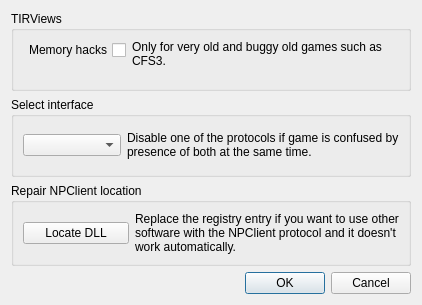
Above: proto-ft/ftnoir_ftcontrols.ui from opentrack/opentrack before the change. Below: the same form after it.
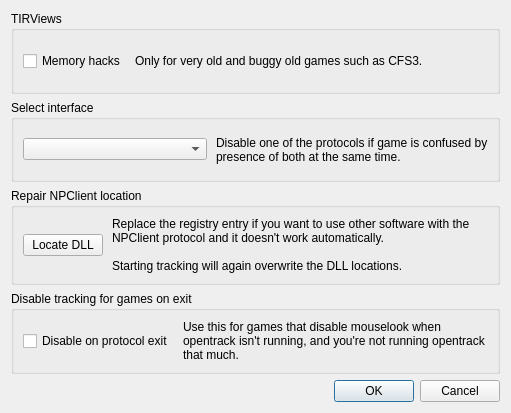
That is the form after the change. Icons and pictures are not drawn.

Commit message:
proto/ft: make clear registry path on quit optional
Make clearing the dll path optional, defaulting to false. See previous
commit.

It has a side effect of games started before opentrack not seeing any
dll path, and loading nothing. That is, opentrack only functions when
tracking is started before a game is started.

Issue: #332

Diff of the .ui file:
```diff
--- a/proto-ft/ftnoir_ftcontrols.ui
+++ b/proto-ft/ftnoir_ftcontrols.ui
@@ -12,8 +12,8 @@
    <rect>
     <x>0</x>
     <y>0</y>
-    <width>422</width>
-    <height>305</height>
+    <width>511</width>
+    <height>413</height>
    </rect>
   </property>
   <property name="sizePolicy">
@@ -42,10 +42,47 @@
    <bool>false</bool>
   </property>
   <layout class="QGridLayout" name="gridLayout_2">
+   <item row="1" column="0">
+    <widget class="QGroupBox" name="groupBox_3">
+     <property name="sizePolicy">
+      <sizepolicy hsizetype="Preferred" vsizetype="Preferred">
+       <horstretch>0</horstretch>
+       <verstretch>0</verstretch>
+      </sizepolicy>
+     </property>
+     <property name="title">
+      <string>Select interface</string>
+     </property>
+     <property name="alignment">
+      <set>Qt::AlignJustify|Qt::AlignTop</set>
+     </property>
+     <property name="flat">
+      <bool>false</bool>
+     </property>
+     <layout class="QHBoxLayout" name="horizontalLayout_3">
+      <property name="spacing">
+       <number>9</number>
+      </property>
+      <item>
+       <widget class="QComboBox" name="cbxSelectInterface"/>
+      </item>
+      <item>
+       <widget class="QLabel" name="label_8">
+        <property name="text">
+         <string>Disable one of the protocols if game is confused by presence of both at the same time.</string>
+        </property>
+        <property name="wordWrap">
+         <bool>true</bool>
+        </property>
+       </widget>
+      </item>
+     </layout>
+    </widget>
+   </item>
    <item row="0" column="0">
     <widget class="QGroupBox" name="groupBox">
      <property name="sizePolicy">
-      <sizepolicy hsizetype="MinimumExpanding" vsizetype="MinimumExpanding">
+      <sizepolicy hsizetype="Preferred" vsizetype="Preferred">
        <horstretch>0</horstretch>
        <verstretch>0</verstretch>
       </sizepolicy>
@@ -59,18 +96,24 @@
      <property name="flat">
       <bool>false</bool>
      </property>
-     <layout class="QFormLayout" name="formLayout_2">
-      <item row="0" column="0">
+     <layout class="QHBoxLayout" name="horizontalLayout_4">
+      <property name="spacing">
+       <number>9</number>
+      </property>
+      <item>
        <widget class="QCheckBox" name="chkTIRViews">
-        <property name="layoutDirection">
-         <enum>Qt::RightToLeft</enum>
+        <property name="sizePolicy">
+         <sizepolicy hsizetype="Maximum" vsizetype="Fixed">
+          <horstretch>0</horstretch>
+          <verstretch>0</verstretch>
+         </sizepolicy>
         </property>
         <property name="text">
          <string>Memory hacks</string>
         </property>
        </widget>
       </item>
-      <item row="0" column="1">
+      <item>
        <widget class="QLabel" name="label_2">
         <property name="text">
          <string>Only for very old and buggy old games such as CFS3.</string>
@@ -92,7 +135,7 @@
    <item row="2" column="0">
     <widget class="QGroupBox" name="groupBox_4">
      <property name="sizePolicy">
-      <sizepolicy hsizetype="Expanding" vsizetype="Expanding">
+      <sizepolicy hsizetype="Preferred" vsizetype="Preferred">
        <horstretch>0</horstretch>
        <verstretch>0</verstretch>
       </sizepolicy>
@@ -106,18 +149,29 @@
      <property name="flat">
       <bool>false</bool>
      </property>
-     <layout class="QGridLayout" name="gridLayout">
-      <item row="0" column="0">
+     <layout class="QHBoxLayout" name="horizontalLayout_2">
+      <property name="spacing">
+       <number>9</number>
+      </property>
+      <item>
        <widget class="QPushButton" name="bntLocateNPClient">
         <property name="text">
          <string>Locate DLL</string>
         </property>
        </widget>
       </item>
-      <item row="0" column="1">
+      <item>
        <widget class="QLabel" name="label_10">
+        <property name="sizePolicy">
+         <sizepolicy hsizetype="Preferred" vsizetype="Minimum">
+          <horstretch>0</horstretch>
+          <verstretch>0</verstretch>
+         </sizepolicy>
+        </property>
         <property name="text">
-         <string>Replace the registry entry if you want to use other software with the NPClient protocol and it doesn't work automatically.</string>
+         <string>Replace the registry entry if you want to use other software with the NPClient protocol and it doesn't work automatically.
+
+Starting tracking will again overwrite the DLL locations.</string>
         </property>
         <property name="wordWrap">
          <bool>true</bool>
@@ -127,38 +181,45 @@
      </layout>
     </widget>
    </item>
-   <item row="3" column="0">
+   <item row="4" column="0">
     <widget class="QDialogButtonBox" name="buttonBox">
      <property name="standardButtons">
       <set>QDialogButtonBox::Cancel|QDialogButtonBox::Ok</set>
      </property>
     </widget>
    </item>
-   <item row="1" column="0">
-    <widget class="QGroupBox" name="groupBox_3">
+   <item row="3" column="0">
+    <widget class="QGroupBox" name="groupBox_2">
      <property name="sizePolicy">
-      <sizepolicy hsizetype="Expanding" vsizetype="Expanding">
+      <sizepolicy hsizetype="Preferred" vsizetype="Preferred">
        <horstretch>0</horstretch>
        <verstretch>0</verstretch>
       </sizepolicy>
      </property>
      <property name="title">
-      <string>Select interface</string>
+      <string>Disable tracking for games on exit</string>
      </property>
-     <property name="alignment">
-      <set>Qt::AlignJustify|Qt::AlignTop</set>
-     </property>
-     <property name="flat">
-      <bool>false</bool>
-     </property>
-     <layout class="QGridLayout" name="gridLayout_3">
-      <item row="0" column="0">
-       <widget class="QComboBox" name="cbxSelectInterface"/>
+     <layout class="QHBoxLayout" name="horizontalLayout">
+      <property name="spacing">
+       <number>9</number>
+      </property>
+      <item>
+       <widget class="QCheckBox" name="close_on_exit">
+        <property name="sizePolicy">
+         <sizepolicy hsizetype="Maximum" vsizetype="Preferred">
+          <horstretch>0</horstretch>
+          <verstretch>0</verstretch>
+         </sizepolicy>
+        </property>
+        <property name="text">
+         <string>Disable on protocol exit</string>
+        </property>
+       </widget>
       </item>
-      <item row="0" column="1">
-       <widget class="QLabel" name="label_8">
+      <item>
+       <widget class="QLabel" name="label">
         <property name="text">
-         <string>Disable one of the protocols if game is confused by presence of both at the same time.</string>
+         <string>Use this for games that disable mouselook when opentrack isn't running, and you're not running opentrack that much.</string>
         </property>
         <property name="wordWrap">
          <bool>true</bool>
```
The commit also changes 4 other files.
